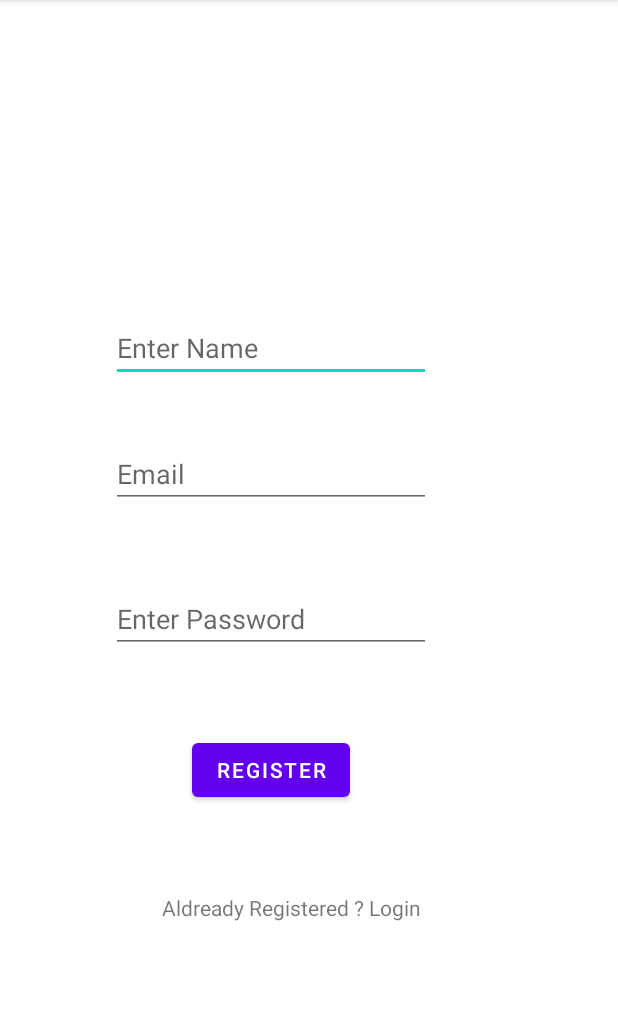
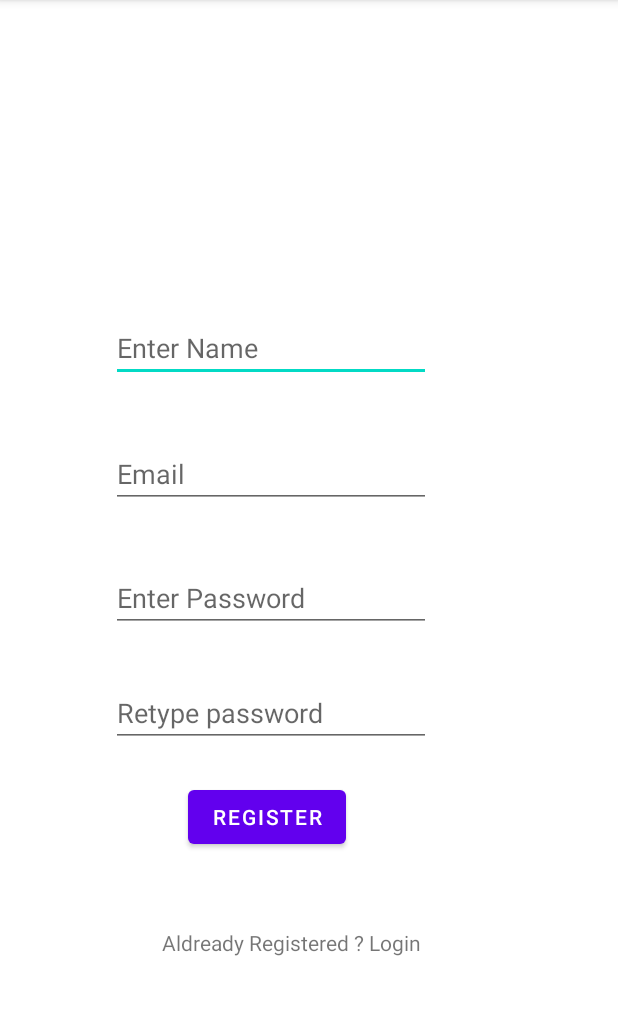
Before and after one commit to aalok574/groceryapp, an Android app: the Registerationactivity screen opened directly, with no data from a screen before it, after a tap on "REGISTER", on a phone screen of 412 x 824 dp, the part 84-1099 px from its top. Run offline under Robolectric (Android 15) with nearby library versions, the phone set to English and light mode, and no system bars; our stand-ins replace Firebase (no records; nobody signed in at launch, a user with empty details on screens opened directly).

Commit message:
Grocerry app

```diff
--- a/app/src/main/java/com/example/groceryapp/Registerationactivity.java
+++ b/app/src/main/java/com/example/groceryapp/Registerationactivity.java
@@ -24,6 +24,7 @@ public class Registerationactivity extends AppCompatActivity {
     private Button eregister;
     private TextView login;
     private FirebaseAuth firebaseAuth;
+    private EditText eretypepassword;
 
     @Override
     protected void onCreate(Bundle savedInstanceState) {
@@ -33,6 +34,7 @@ public class Registerationactivity extends AppCompatActivity {
         eregname = findViewById(R.id.editTextTextPersonName2);
         eemail = findViewById(R.id.editTextTextEmailAddress);
         eregpassword = findViewById(R.id.editTextTextPassword2);
+        eretypepassword=findViewById(R.id.editTextTextPassword3);
         eregister = findViewById(R.id.button2);
         login = findViewById(R.id.textView3);
         firebaseAuth = FirebaseAuth.getInstance();
@@ -73,6 +75,11 @@ public class Registerationactivity extends AppCompatActivity {
             String regUsername = eregname.getText().toString();
             String regEmail = eemail.getText().toString();
             String regUserPassword = eregpassword.getText().toString();
+            String retypepassword=eretypepassword.getText().toString();
+            if(retypepassword!=regUserPassword)
+            {
+                Toast.makeText(this, "Please re enter the password Correctly ", Toast.LENGTH_SHORT).show();
+            }
             if (regUsername.isEmpty() && regEmail.isEmpty() && regUserPassword.isEmpty()) {
                 Toast.makeText(this, "Please Enter all the details the password should be atleast 8 charcacters", Toast.LENGTH_SHORT).show();
 
--- a/app/src/main/res/layout/activity_otpactivity.xml
+++ b/app/src/main/res/layout/activity_otpactivity.xml
@@ -14,6 +14,7 @@
         android:layout_width="wrap_content"
         android:layout_height="wrap_content"
         android:ems="10"
+        android:hint="Enter Mobile Number"
         android:inputType="numberDecimal" />
 
     <Button
--- a/app/src/main/res/layout/activity_registerationactivity.xml
+++ b/app/src/main/res/layout/activity_registerationactivity.xml
@@ -32,7 +32,7 @@
         app:layout_constraintHorizontal_bias="0.373"
         app:layout_constraintStart_toStartOf="parent"
         app:layout_constraintTop_toBottomOf="@+id/editTextTextEmailAddress"
-        app:layout_constraintVertical_bias="0.133" />
+        app:layout_constraintVertical_bias="0.097" />
 
     <Button
         android:id="@+id/button2"
@@ -41,10 +41,10 @@
         android:text="Register"
         app:layout_constraintBottom_toBottomOf="parent"
         app:layout_constraintEnd_toEndOf="parent"
-        app:layout_constraintHorizontal_bias="0.418"
+        app:layout_constraintHorizontal_bias="0.408"
         app:layout_constraintStart_toStartOf="parent"
         app:layout_constraintTop_toBottomOf="@+id/editTextTextPassword2"
-        app:layout_constraintVertical_bias="0.189" />
+        app:layout_constraintVertical_bias="0.333" />
 
     <EditText
         android:id="@+id/editTextTextEmailAddress"
@@ -71,4 +71,19 @@
         app:layout_constraintStart_toStartOf="parent"
         app:layout_constraintTop_toBottomOf="@+id/button2"
         app:layout_constraintVertical_bias="0.276" />
+
+    <EditText
+        android:id="@+id/editTextTextPassword3"
+        android:layout_width="wrap_content"
+        android:layout_height="wrap_content"
+        android:ems="10"
+        android:hint="Retype password"
+        android:inputType="textPassword"
+        app:layout_constraintBottom_toBottomOf="parent"
+        app:layout_constraintEnd_toEndOf="parent"
+        app:layout_constraintHorizontal_bias="0.373"
+        app:layout_constraintStart_toStartOf="parent"
+        app:layout_constraintTop_toTopOf="parent"
+        app:layout_constraintVertical_bias="0.626" />
+
 </androidx.constraintlayout.widget.ConstraintLayout>
--- a/app/src/main/res/layout/verifyotp.xml
+++ b/app/src/main/res/layout/verifyotp.xml
@@ -11,6 +11,7 @@
         android:layout_width="match_parent"
         android:layout_height="wrap_content"
         android:ems="10"
+        android:hint="Enter OTP "
         android:inputType="numberDecimal" />
 
     <Button
```
